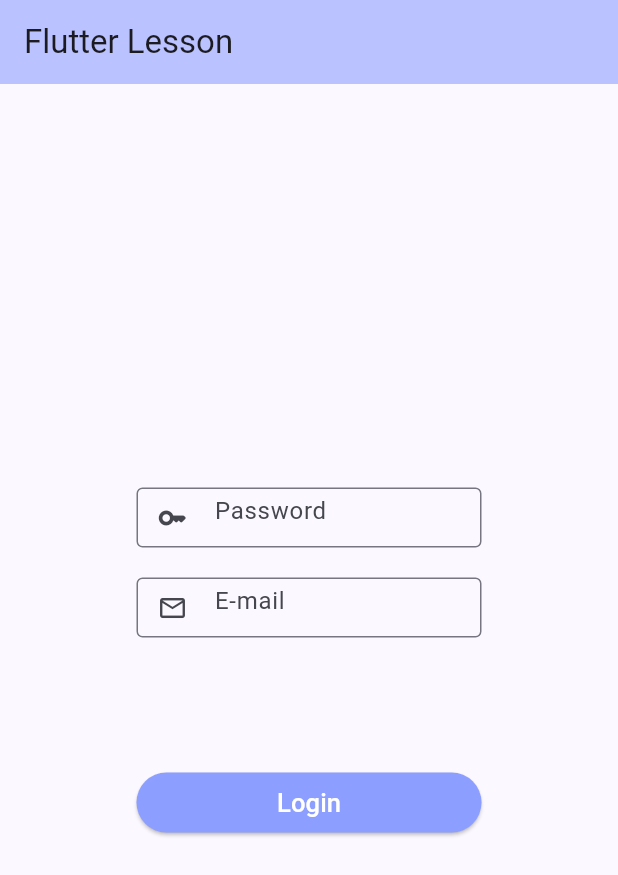
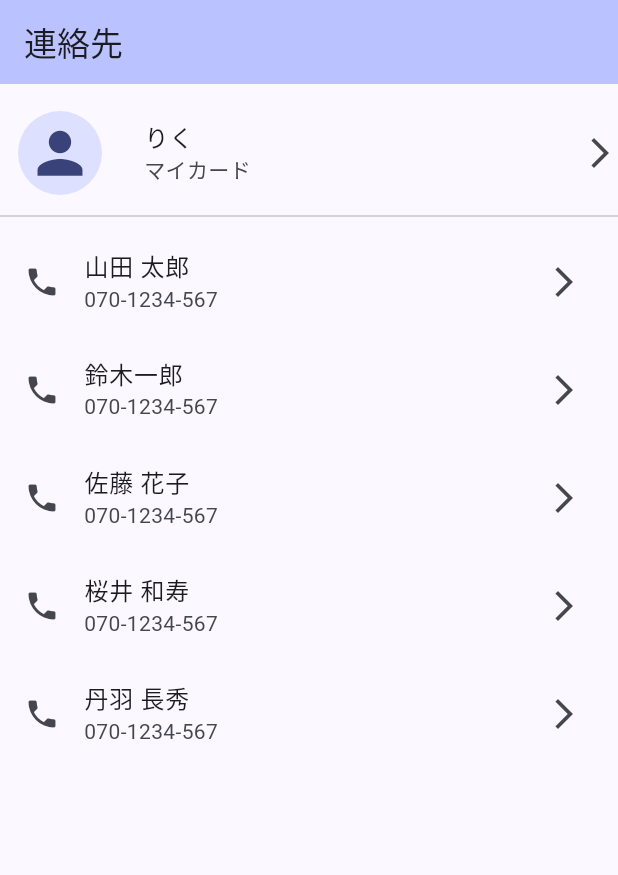
Before and after one commit to riku-yokoyama/Flutter_lesson4_1, a Flutter app: the screen it shows after launch, on a phone screen of 412 x 824 dp. Shown: the top 875 px of the screen. Run offline on Flutter 3.47's test engine with Material 3 defaults, Android fonts, the phone set to English and light mode, and no system bars.

Commit message:
secton4の課題2完了-電話帳の作成-

```diff
--- a/lib/main.dart
+++ b/lib/main.dart
@@ -15,7 +15,7 @@ class MyApp extends StatelessWidget {
         colorScheme: ColorScheme.fromSeed(seedColor: Colors.indigoAccent),
         useMaterial3: true,
       ),
-      home: const MyHomePage(title: 'Flutter Lesson'),
+      home: const MyHomePage(title: '連絡先'),
     );
   }
 }
@@ -30,92 +30,71 @@ class MyHomePage extends StatefulWidget {
 }
 
 class _MyHomePageState extends State<MyHomePage> {
-  int _counter = 0;
+  @override
+  Widget build(BuildContext context) {
+    return Scaffold(
+        appBar: AppBar(
+          backgroundColor: Theme.of(context).colorScheme.inversePrimary,
+          title: Text(widget.title),
+        ),
+        body: PhoneListView());
+  }
+}
 
-  void _incrementCounter() {
-    setState(() {
-      _counter++;
-    });
-  }
+// 電話帳画面の本体のカスタムウィジェット（ListViewを返す)
+class PhoneListView extends StatelessWidget {
+  const PhoneListView({
+    super.key,
+  });
 
   @override
   Widget build(BuildContext context) {
-    return Scaffold(
-      appBar: AppBar(
-        backgroundColor: Theme.of(context).colorScheme.inversePrimary,
-        title: Text(widget.title),
-      ),
-      body: Center(
-          child: Column(
-        mainAxisAlignment: MainAxisAlignment.center,
-        crossAxisAlignment: CrossAxisAlignment.start,
-        children: [
-          // パスワード入力欄
-          SizedBox(
-            width: 230,
-            height: 40,
-            child: TextField(
-              decoration: InputDecoration(
-                prefixIcon: Icon(
-                  Icons.key_rounded,
-                  size: 20,
-                ),
-                hintText: "Password",
-                border: OutlineInputBorder(),
-              ),
-            ),
-          ),
-
-          // E-mail入力欄
-          Padding(
-            padding: const EdgeInsets.only(top: 20),
-            child: SizedBox(
-              width: 230,
-              height: 40,
-              child: TextField(
-                decoration: InputDecoration(
-                  prefixIcon: Icon(
-                    Icons.mail_outline,
-                    size: 20,
-                  ),
-                  hintText: "E-mail",
-                  border: OutlineInputBorder(),
-                ),
-              ),
-            ),
-          ),
-
-          // ログインボタン
-          Padding(
-            padding: const EdgeInsets.only(top: 90),
-            child: SizedBox(
-              width: 230,
-              height: 40,
-              child: ElevatedButton(
-                  onPressed: () {
-                    showDialog(
-                        context: context,
-                        builder: (context) {
-                          return AlertDialog(
-                            title: Text(
-                                "ログイン成功",
-                                style: TextStyle(
-                                  fontSize: 18
-                                ),
-                            ),
-                          );
-                        });
-                  },
-                  style: ElevatedButton.styleFrom(
-                      backgroundColor: Colors.indigoAccent[100]),
-                  child: Text(
-                    "Login",
-                    style: TextStyle(color: Colors.white, fontSize: 17),
+    return ListView(
+      children: [
+        Container(
+          height: 80,
+          padding: EdgeInsets.only(top: 10),
+          child: ListTile(
+              contentPadding: EdgeInsets.symmetric(horizontal: 0),
+              minLeadingWidth: 10,
+              // 横の余白をゼロに
+              leading: CircleAvatar(
+                  radius: 40,
+                  child: Icon(
+                    Icons.person,
+                    size: 45,
                   )),
-            ),
-          )
-        ],
-      )),
+              title: Text('りく'),
+              subtitle: Text('マイカード'),
+              trailing: Icon(Icons.arrow_forward_ios)),
+        ),
+        Divider(),
+        ListTile(
+            leading: Icon(Icons.phone),
+            title: Text('山田 太郎'),
+            subtitle: Text('070-1234-567'),
+            trailing: Icon(Icons.arrow_forward_ios)),
+        ListTile(
+            leading: Icon(Icons.phone),
+            title: Text('鈴木一郎'),
+            subtitle: Text('070-1234-567'),
+            trailing: Icon(Icons.arrow_forward_ios)),
+        ListTile(
+            leading: Icon(Icons.phone),
+            title: Text('佐藤 花子'),
+            subtitle: Text('070-1234-567'),
+            trailing: Icon(Icons.arrow_forward_ios)),
+        ListTile(
+            leading: Icon(Icons.phone),
+            title: Text('桜井 和寿'),
+            subtitle: Text('070-1234-567'),
+            trailing: Icon(Icons.arrow_forward_ios)),
+        ListTile(
+            leading: Icon(Icons.phone),
+            title: Text('丹羽 長秀'),
+            subtitle: Text('070-1234-567'),
+            trailing: Icon(Icons.arrow_forward_ios))
+      ],
     );
   }
 }
```
